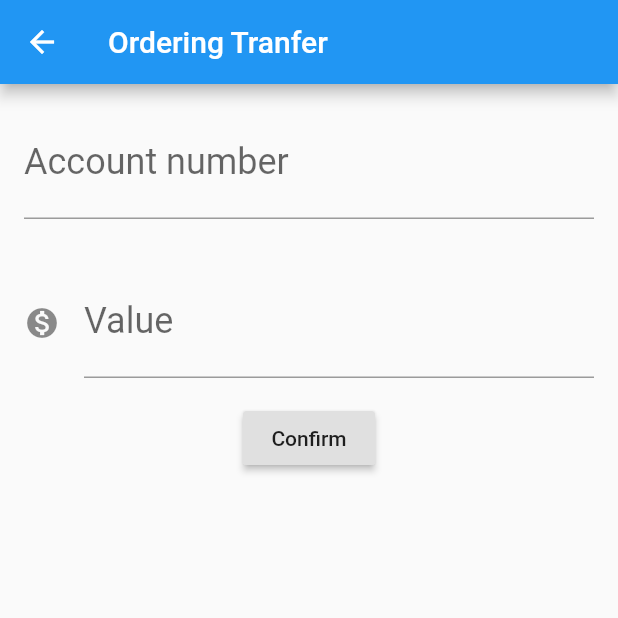
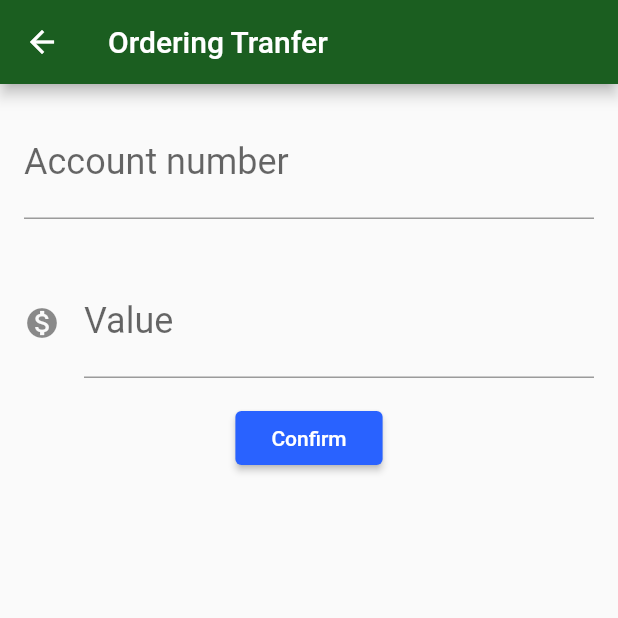
Before and after one commit to BrenoBaronte/byte_bank, a Flutter app: the screen it shows after launch, after a tap on the "add" icon, on a phone screen of 412 x 824 dp, the top half of it. Run offline on Flutter 3.47's test engine with Material 2 defaults, Android fonts, the phone set to English and light mode, and no system bars.

Commit message:
finishing first version

```diff
--- /dev/null
+++ b/lib/components/editor.dart
@@ -0,0 +1,31 @@
+import 'package:flutter/material.dart';
+
+class Editor extends StatelessWidget {
+  final TextEditingController controller;
+  final String label;
+  final String hint;
+  final IconData icon;
+
+  Editor({
+    this.controller,
+    this.label,
+    this.hint,
+    this.icon,
+  });
+
+  @override
+  Widget build(BuildContext context) {
+    return Padding(
+      padding: const EdgeInsets.all(16.0),
+      child: TextField(
+        controller: controller,
+        style: TextStyle(fontSize: 24.0),
+        decoration: InputDecoration(
+            icon: icon != null ? Icon(icon) : null,
+            labelText: label,
+            hintText: hint),
+        keyboardType: TextInputType.number,
+      ),
+    );
+  }
+}
--- a/lib/main.dart
+++ b/lib/main.dart
@@ -1,3 +1,4 @@
+import 'package:bytebank/screens/transfer/list.dart';
 import 'package:flutter/material.dart';
 
 void main() => runApp(ByteBankApp());
@@ -6,156 +7,15 @@ class ByteBankApp extends StatelessWidget {
   @override
   Widget build(BuildContext context) {
     return MaterialApp(
-      home: Scaffold(
-        body: TransferList(),
+      theme: ThemeData(
+        primaryColor: Colors.green[900],
+        accentColor: Colors.blue[700],
+        buttonTheme: ButtonThemeData(
+          buttonColor: Colors.blueAccent[700],
+          textTheme: ButtonTextTheme.primary,
+        ),
       ),
+      home: TransferList(),
     );
   }
 }
-
-class TransferForm extends StatefulWidget {
-  @override
-  State<StatefulWidget> createState() => TransferFormState();
-}
-
-class TransferFormState extends State<TransferForm> {
-  final TextEditingController _accountNumberController =
-      TextEditingController();
-  final TextEditingController _valueController = TextEditingController();
-
-  @override
-  Widget build(BuildContext context) {
-    return Scaffold(
-      appBar: AppBar(
-        title: Text('Ordering Tranfer'),
-      ),
-      body: SingleChildScrollView(
-        child: Column(
-          children: <Widget>[
-            Editor(
-                controller: _accountNumberController,
-                label: 'Account number',
-                hint: '0000'),
-            Editor(
-                controller: _valueController,
-                label: 'Value',
-                hint: '0.00',
-                icon: Icons.monetization_on),
-            RaisedButton(
-              onPressed: () => _createTransfer(context),
-              child: Text('Confirm'),
-            ),
-          ],
-        ),
-      ),
-    );
-  }
-
-  void _createTransfer(BuildContext context) {
-    final int accountNumber = int.tryParse(_accountNumberController.text);
-    final double value = double.tryParse(_valueController.text);
-    if (accountNumber != null && value != null) {
-      final createdTransfer =
-          Transfer(value: value, accountNumber: accountNumber);
-      Navigator.pop(context, createdTransfer);
-    }
-  }
-}
-
-class Editor extends StatelessWidget {
-  final TextEditingController controller;
-  final String label;
-  final String hint;
-  final IconData icon;
-
-  Editor({this.controller, this.label, this.hint, this.icon});
-
-  @override
-  Widget build(BuildContext context) {
-    return Padding(
-      padding: const EdgeInsets.all(16.0),
-      child: TextField(
-        controller: controller,
-        style: TextStyle(fontSize: 24.0),
-        decoration: InputDecoration(
-            icon: icon != null ? Icon(icon) : null,
-            labelText: label,
-            hintText: hint),
-        keyboardType: TextInputType.number,
-      ),
-    );
-  }
-}
-
-class TransferList extends StatefulWidget {
-  final List<Transfer> _transfers = List();
-
-  @override
-  State<StatefulWidget> createState() {
-    return TransferListState();
-  }
-}
-
-class TransferListState extends State<TransferList> {
-  @override
-  Widget build(BuildContext context) {
-    return Scaffold(
-      appBar: AppBar(
-        title: Text('Transfers'),
-      ),
-      body: ListView.builder(
-        itemCount: widget._transfers.length,
-        itemBuilder: (context, index) {
-          final transfer = widget._transfers[index];
-          return TransferItem(transfer);
-        },
-      ),
-      floatingActionButton: FloatingActionButton(
-        child: Icon(Icons.add),
-        onPressed: () {
-          final Future<Transfer> future =
-              Navigator.push(context, MaterialPageRoute(builder: (context) {
-            return TransferForm();
-          }));
-          future.then((receivedTransfer) {
-            setState(() {
-              debugPrint(receivedTransfer.toString());
-              if (receivedTransfer != null) {
-                widget._transfers.add(receivedTransfer);
-              }
-            });
-          });
-        },
-      ),
-    );
-  }
-}
-
-class TransferItem extends StatelessWidget {
-  final Transfer _transfer;
-
-  TransferItem(this._transfer);
-
-  @override
-  Widget build(BuildContext context) {
-    return Card(
-      child: ListTile(
-        leading: Icon(Icons.monetization_on),
-        title: Text(_transfer.value.toString()),
-        subtitle: Text(_transfer.accountNumber.toString()),
-      ),
-    );
-  }
-}
-
-class Transfer {
-  final double value;
-  final int accountNumber;
-
-  Transfer({this.value, this.accountNumber});
-
-  @override
-  String toString() {
-    return 'Transfer{value: $value, accountNumber: $accountNumber}';
-  }
-}
--- /dev/null
+++ b/lib/models/transfer.dart
@@ -0,0 +1,14 @@
+class Transfer {
+  final double value;
+  final int accountNumber;
+
+  Transfer({
+    this.value,
+    this.accountNumber,
+  });
+
+  @override
+  String toString() {
+    return 'Transfer{value: $value, accountNumber: $accountNumber}';
+  }
+}
--- /dev/null
+++ b/lib/screens/transfer/form.dart
@@ -0,0 +1,60 @@
+import 'package:bytebank/components/editor.dart';
+import 'package:bytebank/models/transfer.dart';
+import 'package:flutter/cupertino.dart';
+import 'package:flutter/material.dart';
+
+const _appBarTitle = 'Ordering Tranfer';
+const _labelValueField = 'Value';
+const _hintValueField = '0.00';
+const _labelAccountNumber = 'Account number';
+const _hintAccountNumber = '0000';
+const _confirmButtonText = 'Confirm';
+
+class TransferForm extends StatefulWidget {
+  @override
+  State<StatefulWidget> createState() => TransferFormState();
+}
+
+class TransferFormState extends State<TransferForm> {
+  final TextEditingController _accountNumberController =
+  TextEditingController();
+  final TextEditingController _valueController = TextEditingController();
+
+  @override
+  Widget build(BuildContext context) {
+    return Scaffold(
+      appBar: AppBar(
+        title: Text(_appBarTitle),
+      ),
+      body: SingleChildScrollView(
+        child: Column(
+          children: <Widget>[
+            Editor(
+                controller: _accountNumberController,
+                label: _labelAccountNumber,
+                hint: _hintAccountNumber),
+            Editor(
+                controller: _valueController,
+                label: _labelValueField,
+                hint: _hintValueField,
+                icon: Icons.monetization_on),
+            RaisedButton(
+              onPressed: () => _createTransfer(context),
+              child: Text(_confirmButtonText),
+            ),
+          ],
+        ),
+      ),
+    );
+  }
+
+  void _createTransfer(BuildContext context) {
+    final int accountNumber = int.tryParse(_accountNumberController.text);
+    final double value = double.tryParse(_valueController.text);
+    if (accountNumber != null && value != null) {
+      final createdTransfer =
+      Transfer(value: value, accountNumber: accountNumber);
+      Navigator.pop(context, createdTransfer);
+    }
+  }
+}
--- /dev/null
+++ b/lib/screens/transfer/list.dart
@@ -0,0 +1,65 @@
+import 'package:bytebank/models/transfer.dart';
+import 'package:flutter/material.dart';
+import 'form.dart';
+
+const _appBarTitle = 'Transfers';
+
+class TransferList extends StatefulWidget {
+  final List<Transfer> _transfers = List();
+
+  @override
+  State<StatefulWidget> createState() {
+    return TransferListState();
+  }
+}
+
+class TransferListState extends State<TransferList> {
+  @override
+  Widget build(BuildContext context) {
+    return Scaffold(
+      appBar: AppBar(
+        title: Text(_appBarTitle),
+      ),
+      body: ListView.builder(
+        itemCount: widget._transfers.length,
+        itemBuilder: (context, index) {
+          final transfer = widget._transfers[index];
+          return TransferItem(transfer);
+        },
+      ),
+      floatingActionButton: FloatingActionButton(
+        child: Icon(Icons.add),
+        onPressed: () {
+          Navigator.push(context, MaterialPageRoute(builder: (context) {
+            return TransferForm();
+          })).then((receivedTransfer) => _update(receivedTransfer));
+        },
+      ),
+    );
+  }
+
+  void _update(Transfer receivedTransfer) {
+    setState(() {
+      if (receivedTransfer != null) {
+        widget._transfers.add(receivedTransfer);
+      }
+    });
+  }
+}
+
+class TransferItem extends StatelessWidget {
+  final Transfer _transfer;
+
+  TransferItem(this._transfer);
+
+  @override
+  Widget build(BuildContext context) {
+    return Card(
+      child: ListTile(
+        leading: Icon(Icons.monetization_on),
+        title: Text(_transfer.value.toString()),
+        subtitle: Text(_transfer.accountNumber.toString()),
+      ),
+    );
+  }
+}
```
Also changed, not shown: 1 other file.
